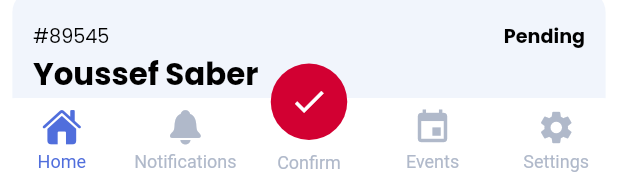
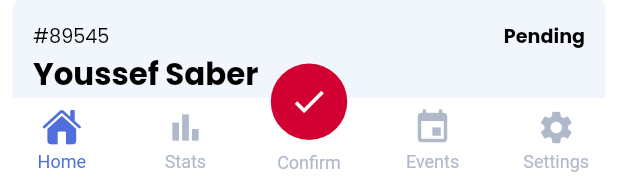
Before and after one commit to muhmagdy/Bloodify, a Flutter app: the InstNavBar widget shown alone on an empty page, opened directly, on a phone screen of 412 x 824 dp. Shown: the part 1054-1233 px from the top of the screen. Run offline on Flutter 3.47's test engine with Material 2 defaults, Android fonts, the phone set to English and light mode, and no system bars; drawn by our look-alikes of persistent_bottom_nav_bar; our stand-ins replace bloc, conditional_builder_null_safety, dio, flutter_bloc, fluttertoast, geolocator and 3 more; accounts and stored records are empty.

Commit message:
fixed InstNavBar

```diff
--- a/bloodify_front_end/lib/modules/navbar/institution_navbar.dart
+++ b/bloodify_front_end/lib/modules/navbar/institution_navbar.dart
@@ -28,8 +28,8 @@ class InstNavBar extends StatelessWidget {
         inactiveColorPrimary: grey,
       ),
       PersistentBottomNavBarItem(
-        icon: const Icon(CupertinoIcons.bell_fill),
-        title: ("Notifications"),
+        icon: const Icon(Icons.bar_chart),
+        title: ("Stats"),
         activeColorPrimary: blue,
         inactiveColorPrimary: grey,
       ),
```
